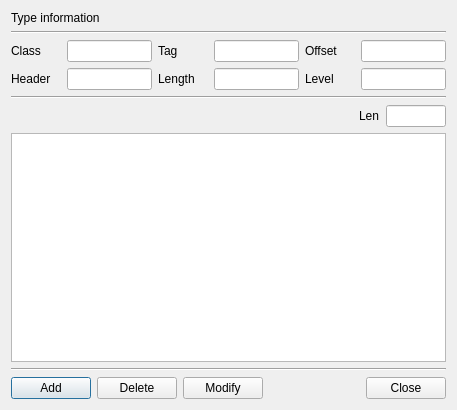
This is BerEditor/edit_value_dlg.ui in jykim74/BerEditor as Qt 5 draws it before an edit. The edited form follows.
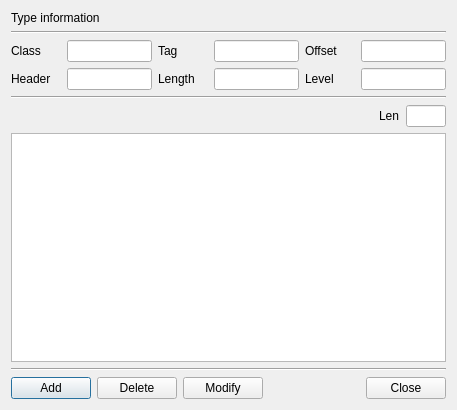
This is the edited form.

The edit to the form file:
```diff
--- a/BerEditor/edit_value_dlg.ui
+++ b/BerEditor/edit_value_dlg.ui
@@ -179,7 +179,7 @@
       <widget class="QLineEdit" name="mValueLenText">
        <property name="maximumSize">
         <size>
-         <width>60</width>
+         <width>40</width>
          <height>16777215</height>
         </size>
        </property>
```
